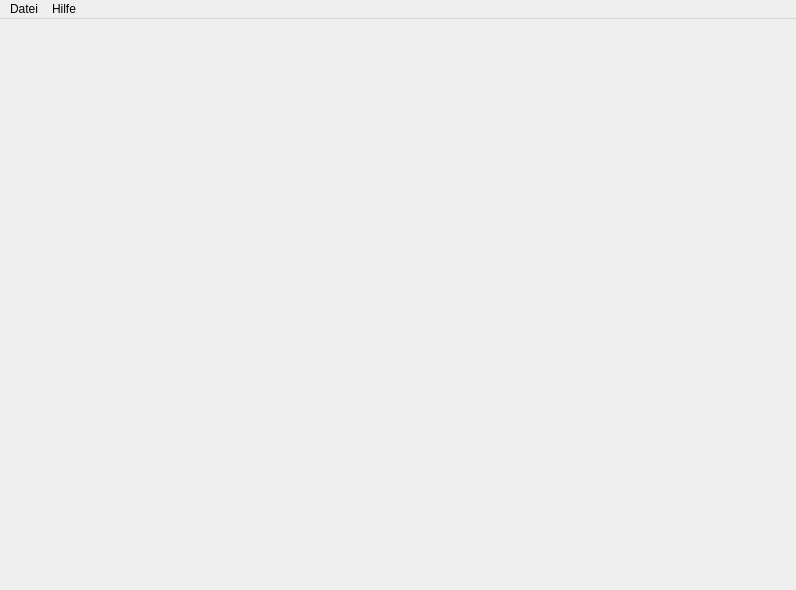
This is Qt/main_window.ui in fbaecker/SQL-master as Qt 5 draws it before an edit. The edited form follows.
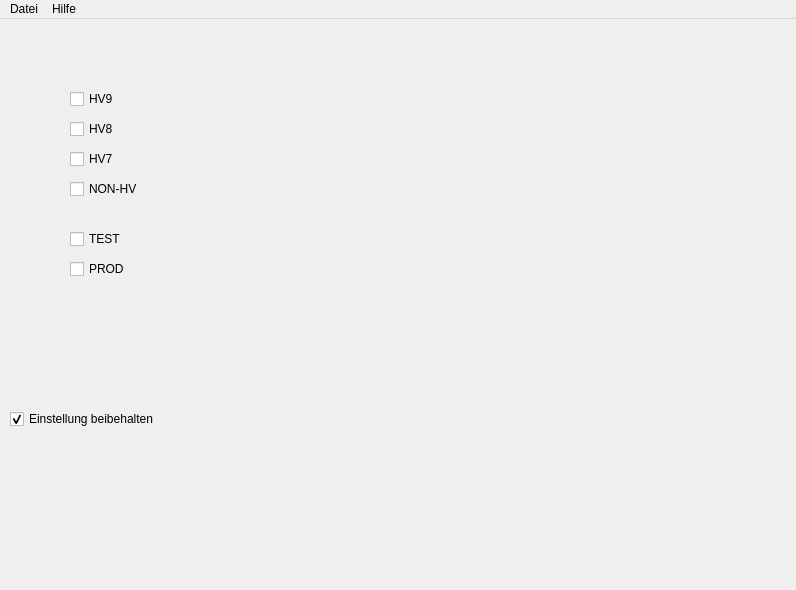
This is the edited form.

Commit message: Checkboxen welche HV-Version und Test und Prod in der Maske eingebaut Initialwerte für die Checkboxen in der ini-Datei ablegen

```diff
--- a/Qt/main_window.ui
+++ b/Qt/main_window.ui
@@ -13,7 +13,102 @@
   <property name="windowTitle">
    <string>MainWindow</string>
   </property>
-  <widget class="QWidget" name="centralwidget"/>
+  <widget class="QWidget" name="centralwidget">
+   <widget class="QCheckBox" name="checkBox_HV9">
+    <property name="geometry">
+     <rect>
+      <x>70</x>
+      <y>70</y>
+      <width>75</width>
+      <height>20</height>
+     </rect>
+    </property>
+    <property name="text">
+     <string>HV9</string>
+    </property>
+   </widget>
+   <widget class="QCheckBox" name="checkBox_HV8">
+    <property name="geometry">
+     <rect>
+      <x>70</x>
+      <y>100</y>
+      <width>75</width>
+      <height>20</height>
+     </rect>
+    </property>
+    <property name="text">
+     <string>HV8</string>
+    </property>
+   </widget>
+   <widget class="QCheckBox" name="checkBox_HV7">
+    <property name="geometry">
+     <rect>
+      <x>70</x>
+      <y>130</y>
+      <width>75</width>
+      <height>20</height>
+     </rect>
+    </property>
+    <property name="text">
+     <string>HV7</string>
+    </property>
+   </widget>
+   <widget class="QCheckBox" name="checkBox_NONHV">
+    <property name="geometry">
+     <rect>
+      <x>70</x>
+      <y>160</y>
+      <width>75</width>
+      <height>20</height>
+     </rect>
+    </property>
+    <property name="text">
+     <string>NON-HV</string>
+    </property>
+   </widget>
+   <widget class="QCheckBox" name="checkBox_Test">
+    <property name="geometry">
+     <rect>
+      <x>70</x>
+      <y>210</y>
+      <width>75</width>
+      <height>20</height>
+     </rect>
+    </property>
+    <property name="text">
+     <string>TEST</string>
+    </property>
+   </widget>
+   <widget class="QCheckBox" name="checkBox_PROD">
+    <property name="geometry">
+     <rect>
+      <x>70</x>
+      <y>240</y>
+      <width>75</width>
+      <height>20</height>
+     </rect>
+    </property>
+    <property name="text">
+     <string>PROD</string>
+    </property>
+   </widget>
+   <widget class="QCheckBox" name="checkBox_Einstellung">
+    <property name="geometry">
+     <rect>
+      <x>10</x>
+      <y>390</y>
+      <width>161</width>
+      <height>20</height>
+     </rect>
+    </property>
+    <property name="text">
+     <string>Einstellung beibehalten</string>
+    </property>
+    <property name="checked">
+     <bool>true</bool>
+    </property>
+   </widget>
+  </widget>
   <widget class="QMenuBar" name="menubar">
    <property name="geometry">
     <rect>
```
The commit also changes 5 other files.
